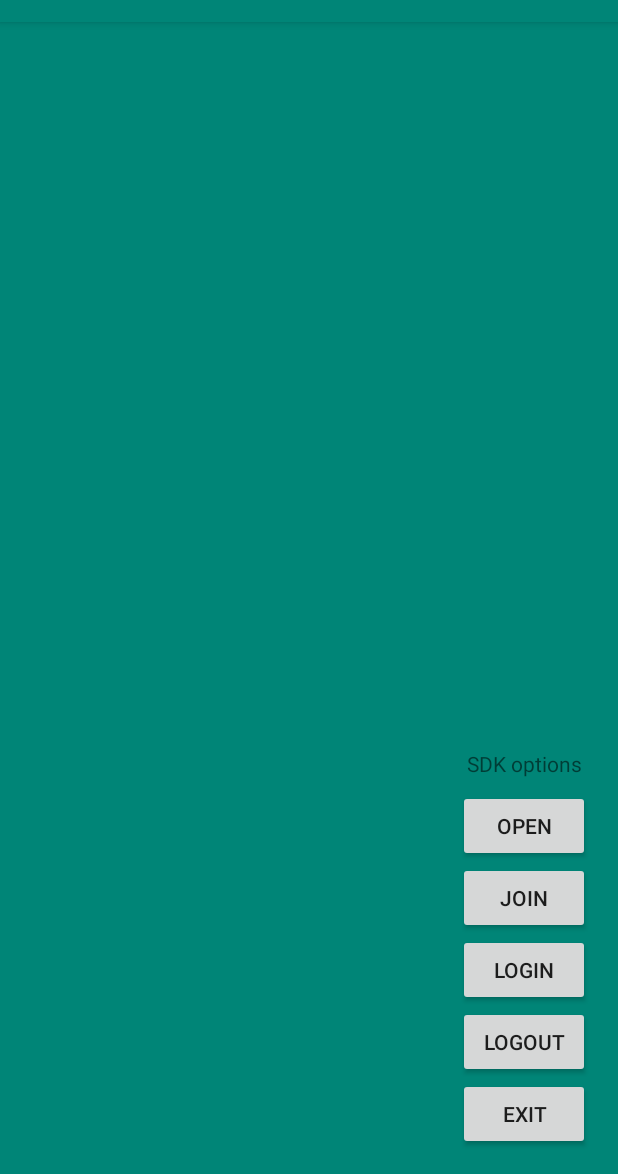
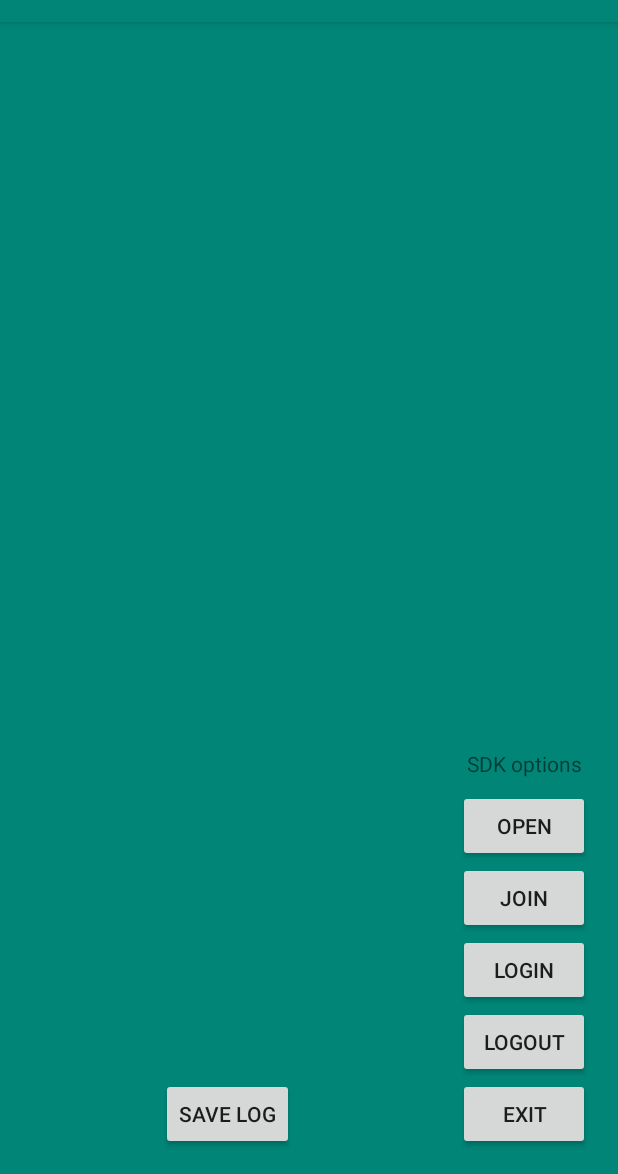
Before and after one commit to JustAllIn/ADBaseSDK, an Android app: the screen it shows after launch (MainActivity), on a phone screen of 412 x 824 dp, the part 62-1236 px from its top. Run offline under Robolectric (Android 15) with nearby library versions, the phone set to English and light mode, and no system bars.

Commit message:
[adbase sdk] demo app

```diff
--- a/app/src/main/java/com/adbse/MainActivity.java
+++ b/app/src/main/java/com/adbse/MainActivity.java
@@ -48,4 +48,8 @@ public class MainActivity extends AppCompatActivity {
     public void invokeSDKExit(View view) {
         IAdBaseSDK.F.create().exit(getApplication());
     }
+
+    public void saveLog(View view) {
+
+    }
 }
--- a/app/src/main/res/layout/activity_main.xml
+++ b/app/src/main/res/layout/activity_main.xml
@@ -56,6 +56,7 @@
     </LinearLayout>
 
     <TextView
+        android:id="@+id/tv_log"
         android:padding="16dp"
         android:layout_width="0dp"
         android:layout_height="0dp"
@@ -65,4 +66,14 @@
         app:layout_constraintTop_toTopOf="parent"
         tools:text="log area" />
 
+    <Button
+        android:layout_marginBottom="16dp"
+        app:layout_constraintBottom_toBottomOf="@id/tv_log"
+        app:layout_constraintEnd_toEndOf="@+id/tv_log"
+        app:layout_constraintStart_toStartOf="@+id/tv_log"
+        android:onClick="saveLog"
+        android:text="save log"
+        android:layout_width="wrap_content"
+        android:layout_height="wrap_content"/>
+
 </androidx.constraintlayout.widget.ConstraintLayout>
```
